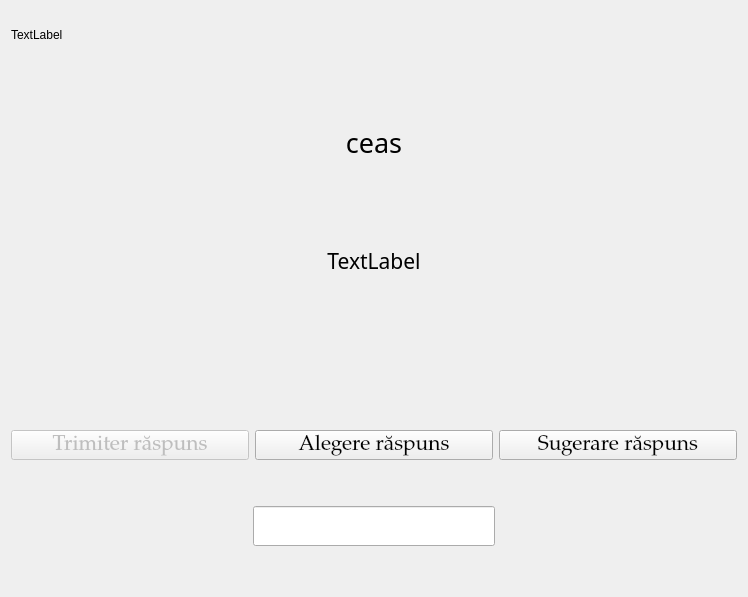
First picture: the form in Triviador/UI/forms/NumericQuestion.ui, repository andonealexandru/Triviador, before the edit.
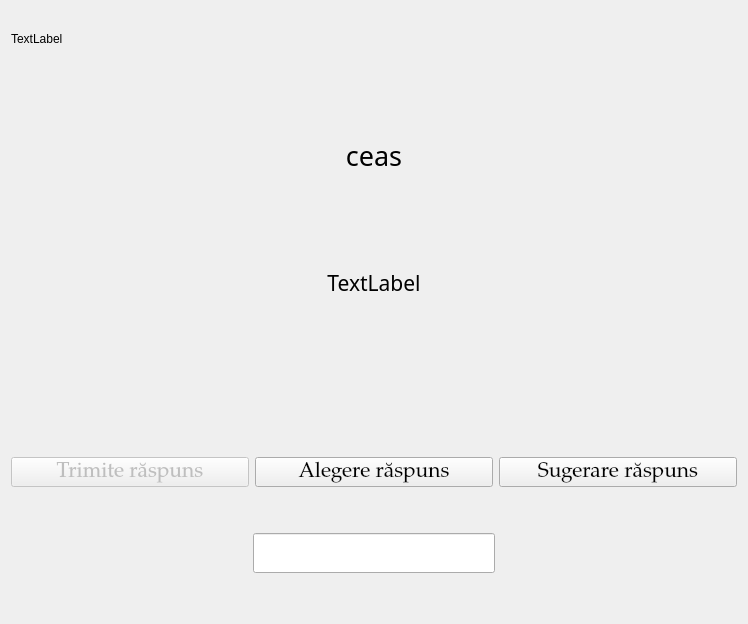
Second picture: the form after the edit.

The edit to the form file:
```diff
--- a/Triviador/UI/forms/NumericQuestion.ui
+++ b/Triviador/UI/forms/NumericQuestion.ui
@@ -7,7 +7,7 @@
     <x>0</x>
     <y>0</y>
     <width>748</width>
-    <height>597</height>
+    <height>624</height>
    </rect>
   </property>
   <property name="windowTitle">
@@ -171,7 +171,7 @@
            </font>
           </property>
           <property name="text">
-           <string>Trimiter răspuns</string>
+           <string>Trimite răspuns</string>
           </property>
          </widget>
         </item>
```
